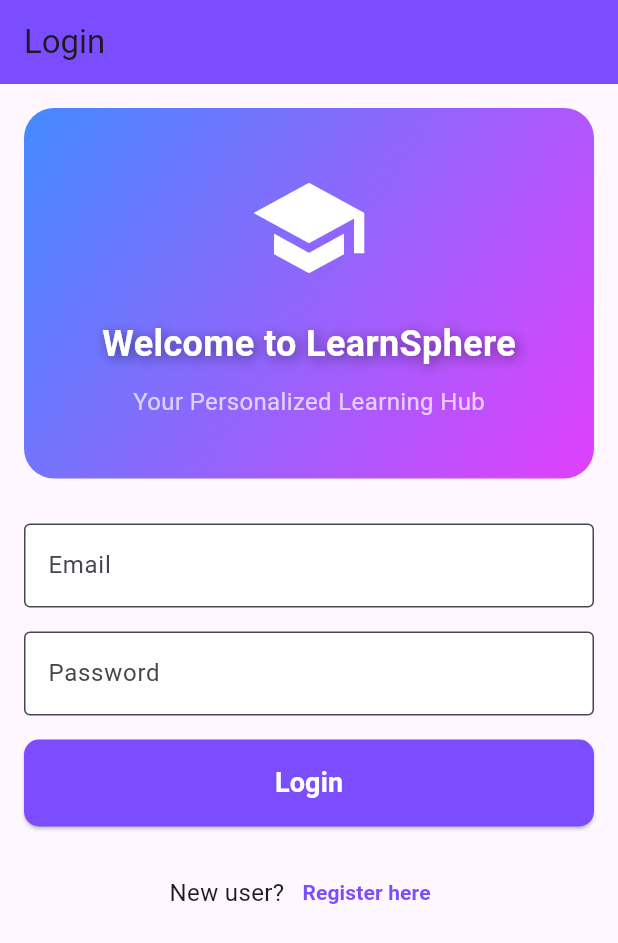
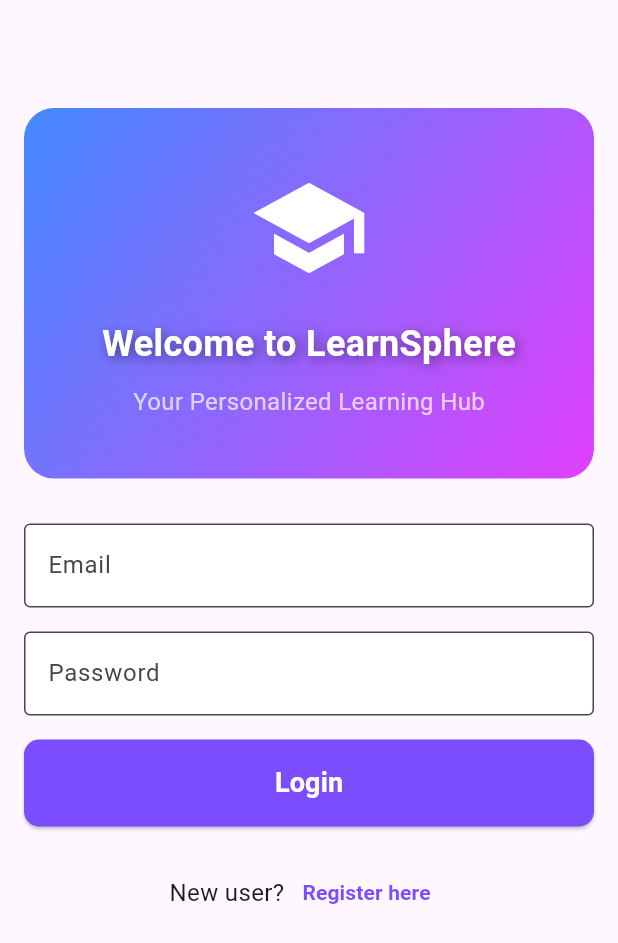
Before and after one commit to the-knight-rider/LearnSphere, a Flutter app: the screen it shows after launch, on a phone screen of 412 x 824 dp. Shown: the top 943 px of the screen. Run offline on Flutter 3.47's test engine with Material 3 defaults, Android fonts, the phone set to English and light mode, and no system bars; our stand-ins replace sqflite; accounts and stored records are empty.

Commit message:
Update login_screen.dart

```diff
--- a/lib/screens/login_screen.dart
+++ b/lib/screens/login_screen.dart
@@ -61,8 +61,8 @@ class _LoginScreenState extends State<LoginScreen> {
   Widget build(BuildContext context) {
     return Scaffold(
       appBar: AppBar(
-        title: Text('Login'),
-        backgroundColor: Colors.deepPurpleAccent,
+        title: Text(''),
+        // backgroundColor: Colors.deepPurpleAccent,
       ),
       body: SingleChildScrollView(
         child: Padding(
```
